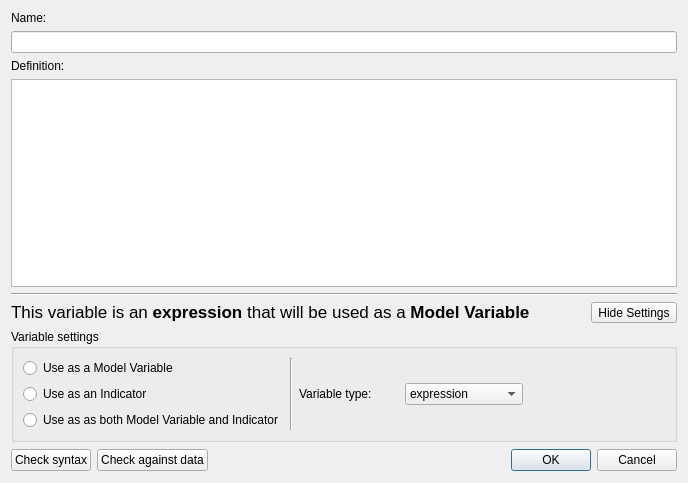
First picture: the form in opus_gui/general_manager/views/variable_editor.ui, repository psrc/urbansim, before the edit.
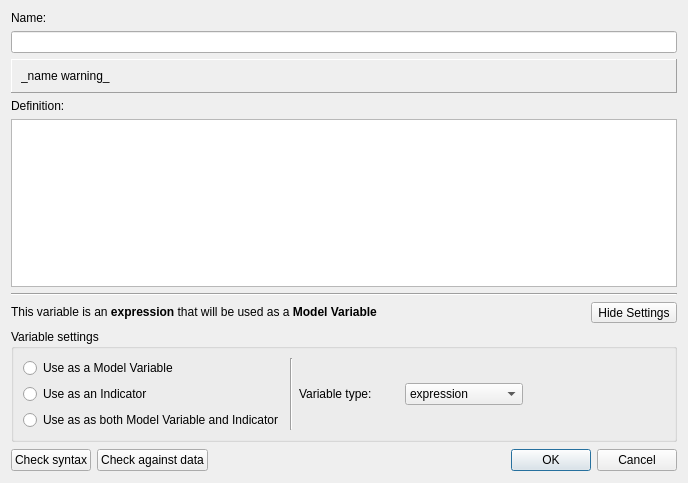
Second picture: the form after the edit.

What changed in the file:
```diff
--- a/opus_gui/general_manager/views/variable_editor.ui
+++ b/opus_gui/general_manager/views/variable_editor.ui
@@ -42,6 +42,31 @@
      </property>
     </widget>
    </item>
+   <item>
+    <widget class="QFrame" name="frame_name_warning" >
+     <property name="frameShape" >
+      <enum>QFrame::Panel</enum>
+     </property>
+     <property name="frameShadow" >
+      <enum>QFrame::Raised</enum>
+     </property>
+     <layout class="QHBoxLayout" name="horizontalLayout_5" >
+      <item>
+       <widget class="QLabel" name="lbl_name_warning" >
+        <property name="font" >
+         <font>
+          <weight>50</weight>
+          <bold>false</bold>
+         </font>
+        </property>
+        <property name="text" >
+         <string>_name warning_</string>
+        </property>
+       </widget>
+      </item>
+     </layout>
+    </widget>
+   </item>
    <item>
     <widget class="QLabel" name="label_3" >
      <property name="text" >
@@ -59,6 +84,9 @@
      <property name="tabChangesFocus" >
       <bool>true</bool>
      </property>
+     <property name="lineWrapMode" >
+      <enum>QPlainTextEdit::NoWrap</enum>
+     </property>
     </widget>
    </item>
    <item>
@@ -76,7 +104,7 @@
         <string>&lt;!DOCTYPE HTML PUBLIC "-//W3C//DTD HTML 4.0//EN" "http://www.w3.org/TR/REC-html40/strict.dtd">
 &lt;html>&lt;head>&lt;meta name="qrichtext" content="1" />&lt;style type="text/css">
 p, li { white-space: pre-wrap; }
-&lt;/style>&lt;/head>&lt;body style=" font-family:'Lucida Grande'; font-size:13pt; font-weight:400; font-style:normal;">
+&lt;/style>&lt;/head>&lt;body>
 &lt;p style=" margin-top:0px; margin-bottom:0px; margin-left:0px; margin-right:0px; -qt-block-indent:0; text-indent:0px;">This variable is an &lt;span style=" font-weight:600;">expression&lt;/span> that will be used as a &lt;span style=" font-weight:600;">Model Variable&lt;/span>&lt;/p>&lt;/body>&lt;/html></string>
        </property>
       </widget>
```
